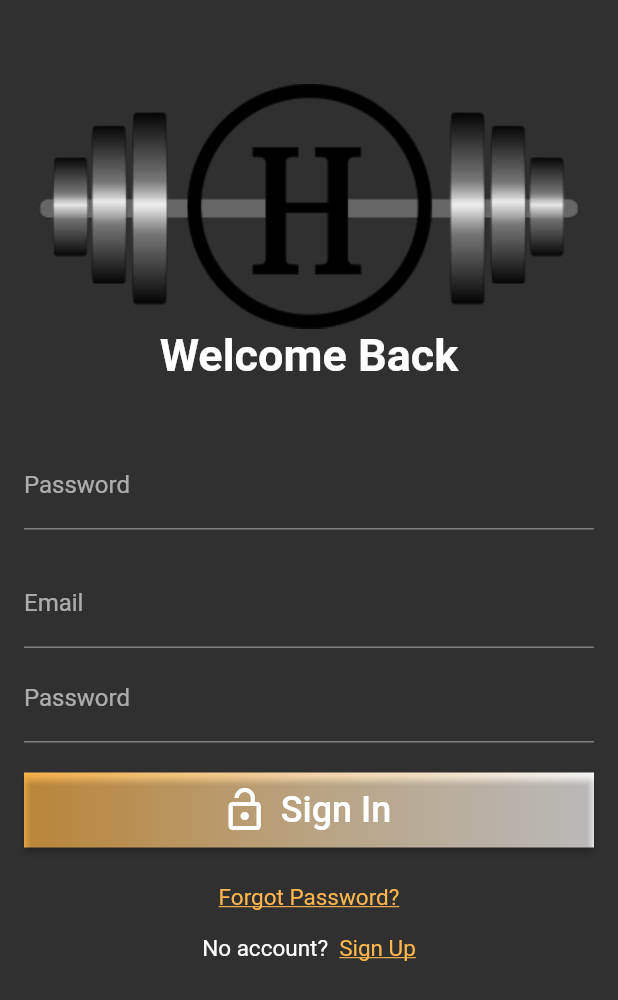
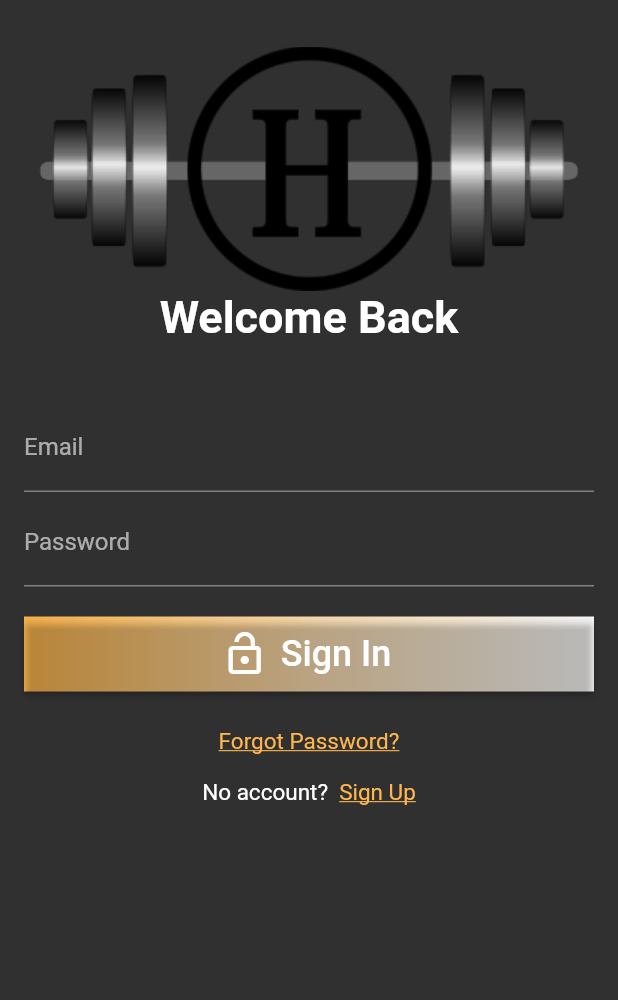
Before and after one commit to Shuy935/gym_h, a Flutter app: the screen it shows after launch, on a phone screen of 412 x 824 dp. Shown: the top 1000 px of the screen. Run offline on Flutter 3.47's test engine with Material 2 defaults, Android fonts, the light colour scheme and no system bars; our stand-ins replace email_validator, firebase_auth, firebase_core; accounts and stored records are empty.

Commit message:
por si acaso actualizo esto que no se onde se quedo xd

```diff
--- a/lib/widget/login_widget.dart
+++ b/lib/widget/login_widget.dart
@@ -34,7 +34,7 @@ class _LoginWidgetState extends State <LoginWidget> {
     child: Column(
       mainAxisAlignment: MainAxisAlignment.center,
       children: [
-        SizedBox(height: 40),
+        SizedBox(height: 15),
         Image.asset('assets/image/logo.png'),
         Text(
           'Welcome Back',
@@ -42,13 +42,6 @@ class _LoginWidgetState extends State <LoginWidget> {
           style: TextStyle(fontSize: 30, fontWeight: FontWeight.bold),
         ),
         SizedBox(height: 40),
-        TextField(
-          controller: passwordController,
-          textInputAction: TextInputAction.done,
-          decoration: InputDecoration(labelText: 'Password'),
-          obscureText: true,
-        ),
-        SizedBox(height: 20),
         TextField(
           controller: emailController,
           cursorColor: Colors.white,
```
